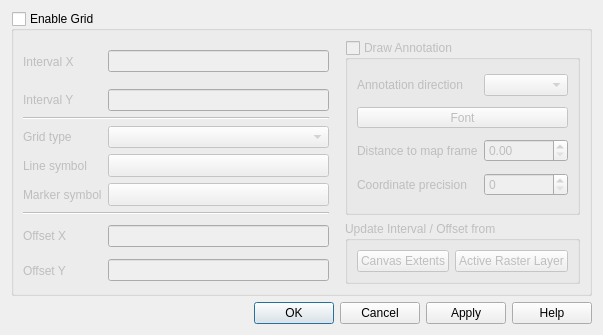
Above: src/ui/qgsdecorationgriddialog.ui from qgis/QGIS before the change. Below: the same form after it.
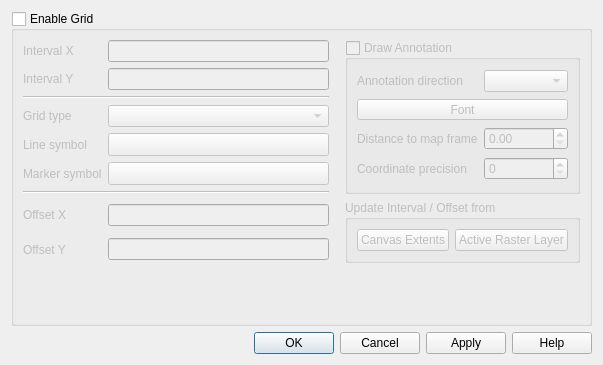
That is the form after the change. Custom widgets are drawn as their Qt base class.

Commit message: Improve a few decoration dialog .ui files

Patch:
```diff
--- a/src/ui/qgsdecorationgriddialog.ui
+++ b/src/ui/qgsdecorationgriddialog.ui
@@ -7,7 +7,7 @@
     <x>0</x>
     <y>0</y>
     <width>603</width>
-    <height>335</height>
+    <height>365</height>
    </rect>
   </property>
   <property name="windowTitle">
@@ -300,6 +300,19 @@
         </property>
        </widget>
       </item>
+      <item row="10" colspan="2">
+       <spacer name="verticalSpacer">
+        <property name="orientation">
+         <enum>Qt::Vertical</enum>
+        </property>
+        <property name="sizeHint" stdset="0">
+         <size>
+          <width>20</width>
+          <height>40</height>
+         </size>
+        </property>
+       </spacer>       
+      </item>
      </layout>
      <zorder>mOffsetYEdit</zorder>
      <zorder>mOffsetXEdit</zorder>
```
The commit also changes 1 other file.
